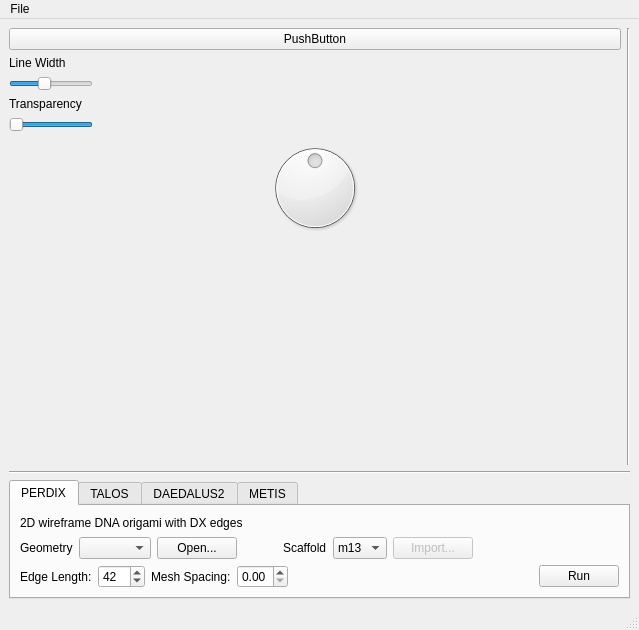
lcbb/athena, file ui/AthenaMainWindow.ui: the form before one commit.
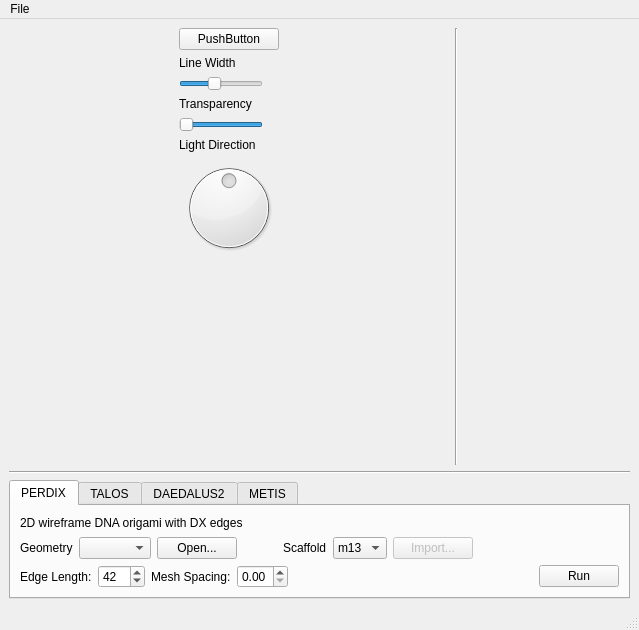
The form after the commit.

Commit message: Light position dial

```diff
--- a/ui/AthenaMainWindow.ui
+++ b/ui/AthenaMainWindow.ui
@@ -784,18 +784,37 @@
            </widget>
           </item>
           <item>
-           <widget class="QDial" name="dial">
+           <widget class="QLabel" name="label_14">
+            <property name="text">
+             <string>Light Direction</string>
+            </property>
+           </widget>
+          </item>
+          <item>
+           <widget class="QDial" name="lightDial">
+            <property name="sizePolicy">
+             <sizepolicy hsizetype="Maximum" vsizetype="Preferred">
+              <horstretch>0</horstretch>
+              <verstretch>0</verstretch>
+             </sizepolicy>
+            </property>
+            <property name="minimum">
+             <number>-180</number>
+            </property>
             <property name="maximum">
-             <number>100</number>
+             <number>180</number>
             </property>
             <property name="value">
-             <number>50</number>
+             <number>0</number>
             </property>
             <property name="orientation">
              <enum>Qt::Horizontal</enum>
             </property>
             <property name="wrapping">
-             <bool>false</bool>
+             <bool>true</bool>
+            </property>
+            <property name="notchTarget">
+             <double>7.700000000000000</double>
             </property>
             <property name="notchesVisible">
              <bool>false</bool>
```
The commit also changes 4 other files.
